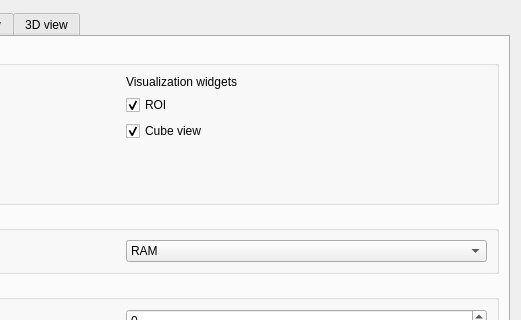
yamedvedya/data_viewer, file uis/settings.ui: the form before one commit; both pictures show x 275 to 796 and y 0 to 320 of the 796 by 716 pixel window.
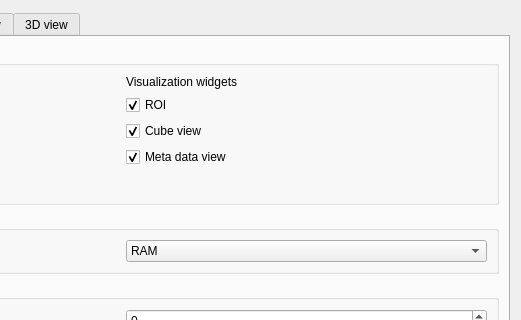
The form after the commit.

```diff
--- a/uis/settings.ui
+++ b/uis/settings.ui
@@ -104,6 +104,16 @@
             </property>
            </widget>
           </item>
+          <item row="3" column="1">
+           <widget class="QCheckBox" name="chk_metadata">
+            <property name="text">
+             <string>Meta data view</string>
+            </property>
+            <property name="checked">
+             <bool>true</bool>
+            </property>
+           </widget>
+          </item>
          </layout>
         </widget>
        </item>
```
